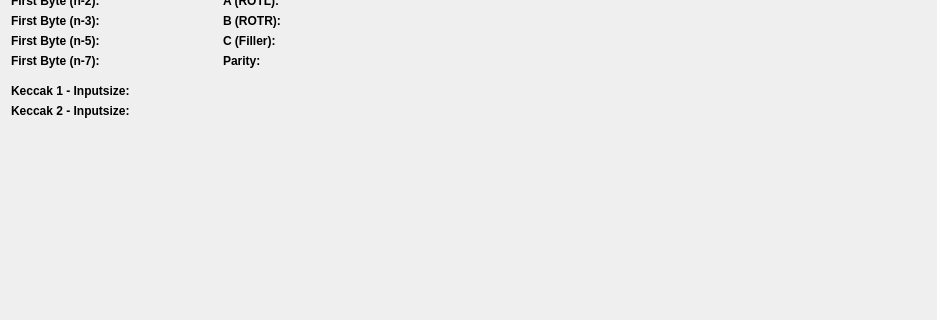
Old version of the form src/qt/forms/miningpage.ui in the repository zettel-kasten/zettelkasten; both pictures show x 0 to 937 and y 178 to 498 of the 937 by 498 pixel window.
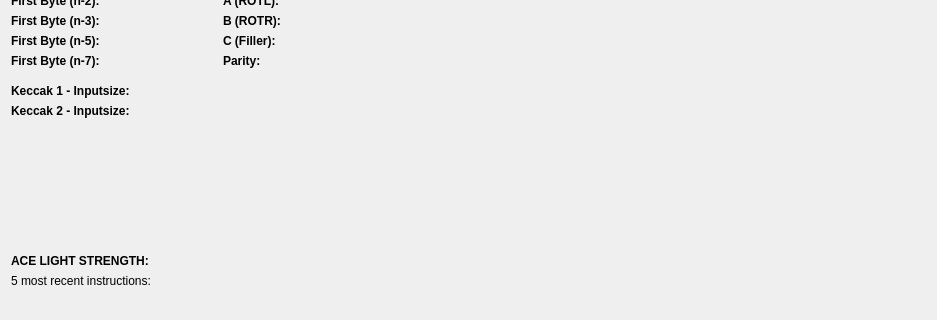
New version of the form.

Commit message:
Burgerhash V6 Update (ACE-LIGHT)
Burgerhash V6 Update (ACE-LIGHT).
We are adding ACE-LIGHT (first version of the Algo Composer Engine) to Burgerhash V5.

```diff
--- a/src/qt/forms/miningpage.ui
+++ b/src/qt/forms/miningpage.ui
@@ -649,6 +649,88 @@
      </property>
     </widget>
    </item>
+   <item>
+    <spacer name="verticalSpacer_5">
+     <property name="orientation">
+      <enum>Qt::Vertical</enum>
+     </property>
+     <property name="sizeType">
+      <enum>QSizePolicy::Fixed</enum>
+     </property>
+     <property name="sizeHint" stdset="0">
+      <size>
+       <width>20</width>
+       <height>10</height>
+      </size>
+     </property>
+    </spacer>
+   </item>
+   <item>
+    <layout class="QHBoxLayout" name="horizontalLayout_6">
+     <item>
+      <widget class="QLabel" name="label_ace_light">
+       <property name="sizePolicy">
+        <sizepolicy hsizetype="Fixed" vsizetype="Preferred">
+         <horstretch>0</horstretch>
+         <verstretch>0</verstretch>
+        </sizepolicy>
+       </property>
+       <property name="minimumSize">
+        <size>
+         <width>150</width>
+         <height>0</height>
+        </size>
+       </property>
+       <property name="font">
+        <font>
+         <weight>75</weight>
+         <bold>true</bold>
+        </font>
+       </property>
+       <property name="text">
+        <string>ACE LIGHT STRENGTH: </string>
+       </property>
+      </widget>
+     </item>
+     <item>
+      <widget class="QLabel" name="label_ace_light_strength">
+       <property name="text">
+        <string/>
+       </property>
+      </widget>
+     </item>
+    </layout>
+   </item>
+   <item>
+    <layout class="QHBoxLayout" name="horizontalLayout_7">
+     <item>
+      <widget class="QLabel" name="label_recent_instructions">
+       <property name="sizePolicy">
+        <sizepolicy hsizetype="Fixed" vsizetype="Preferred">
+         <horstretch>0</horstretch>
+         <verstretch>0</verstretch>
+        </sizepolicy>
+       </property>
+       <property name="minimumSize">
+        <size>
+         <width>150</width>
+         <height>0</height>
+        </size>
+       </property>
+       <property name="text">
+        <string>5 most recent instructions:</string>
+       </property>
+      </widget>
+     </item>
+     <item>
+      <widget class="QLabel" name="label_recent_instructions_list">
+       <property name="text">
+        <string/>
+       </property>
+      </widget>
+     </item>
+    </layout>
+   </item>
    <item>
     <spacer name="verticalSpacer">
      <property name="orientation">
```
The commit also changes 11 other files.
